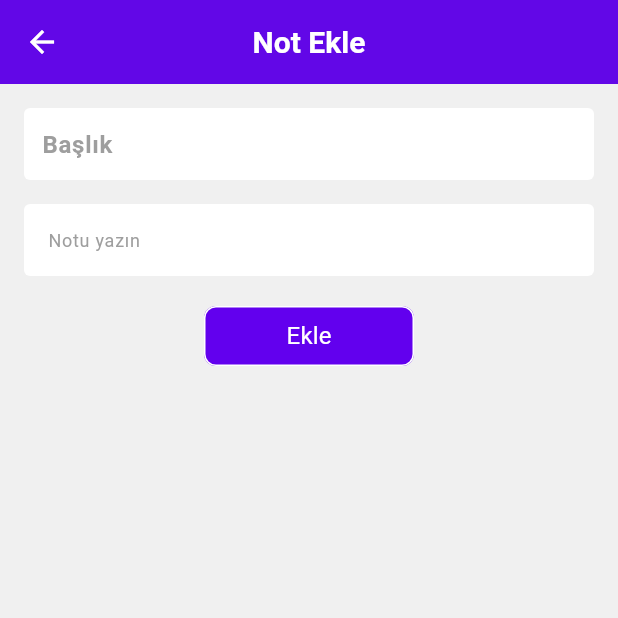
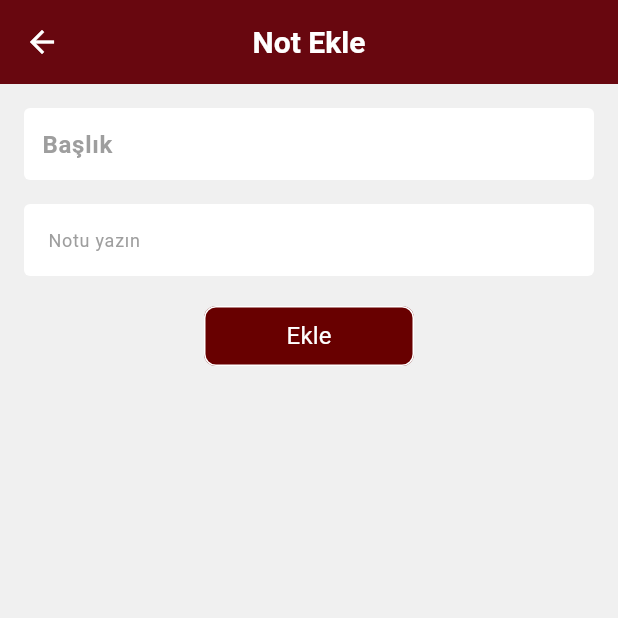
Before and after one commit to erdemdogann/todoapp, a Flutter app: the screen it shows after launch, after a tap on the "add" icon, on a phone screen of 412 x 824 dp, the top half of it. Run offline on Flutter 3.47's test engine with Material 3 defaults, Android fonts, the phone set to English and light mode, and no system bars.

Commit message:
Tema tekrar düzenlendi

```diff
--- a/lib/addpage.dart
+++ b/lib/addpage.dart
@@ -42,7 +42,7 @@ class _AddPageState extends State<TextChangeScreen> {
         elevation: 4,
         centerTitle: true,
         automaticallyImplyLeading: false,
-        backgroundColor: const Color(0xff6200EE),
+        backgroundColor: const Color.fromARGB(255, 104, 0, 0),
         title: const Text(
           "Not Ekle",
           style: TextStyle(
@@ -135,7 +135,7 @@ class _AddPageState extends State<TextChangeScreen> {
               const SizedBox(height: 16),
               MaterialButton(
                 onPressed: _addNote,
-                color: const Color(0xff6200EE),
+                color: Color.fromARGB(255, 104, 0, 0),
                 elevation: 0,
                 shape: RoundedRectangleBorder(
                   borderRadius: BorderRadius.circular(8.0),
--- a/lib/editpage.dart
+++ b/lib/editpage.dart
@@ -61,7 +61,7 @@ class _EditpageState extends State<Editpage> {
         elevation: 4,
         centerTitle: true,
         automaticallyImplyLeading: false,
-        backgroundColor: const Color(0xff6200EE),
+        backgroundColor: const Color.fromARGB(255, 104, 0, 0),
         title: const Text(
           "Not Düzenle",
           style: TextStyle(
@@ -154,7 +154,7 @@ class _EditpageState extends State<Editpage> {
               const SizedBox(height: 16),
               MaterialButton(
                 onPressed: _saveNote,
-                color: const Color(0xff6200EE),
+                color: const Color.fromARGB(255, 104, 0, 0),
                 elevation: 0,
                 shape: RoundedRectangleBorder(
                   borderRadius: BorderRadius.circular(8.0),
--- a/lib/todolist.dart
+++ b/lib/todolist.dart
@@ -39,7 +39,7 @@ class _ToDoListState extends State<ToDoList> {
         elevation: 4,
         centerTitle: false,
         automaticallyImplyLeading: false,
-        backgroundColor: const Color(0xff6200EE),
+        backgroundColor: const Color.fromARGB(255, 104, 0, 0),
         shape: const RoundedRectangleBorder(
           borderRadius: BorderRadius.zero,
         ),
@@ -62,7 +62,7 @@ class _ToDoListState extends State<ToDoList> {
                   style: TextStyle(
                       fontSize: 20,
                       fontWeight: FontWeight.bold,
-                      color: Color(0xff6200EE)),
+                      color: Color.fromARGB(255, 104, 0, 0)),
                 ),
               ))
           : SizedBox(
@@ -147,7 +147,7 @@ class _ToDoListState extends State<ToDoList> {
                                       IconButton(
                                         icon: const Icon(
                                           Icons.edit,
-                                          color: Color(0xff6200EE),
+                                          color: Color.fromARGB(255, 104, 0, 0),
                                         ),
                                         onPressed: () {
                                           Navigator.push(
@@ -195,7 +195,7 @@ class _ToDoListState extends State<ToDoList> {
             ),
           );
         },
-        backgroundColor: const Color(0xff6200EE),
+        backgroundColor: const Color.fromARGB(255, 104, 0, 0),
         child: const Icon(
           Icons.add,
           color: Colors.white,
```
